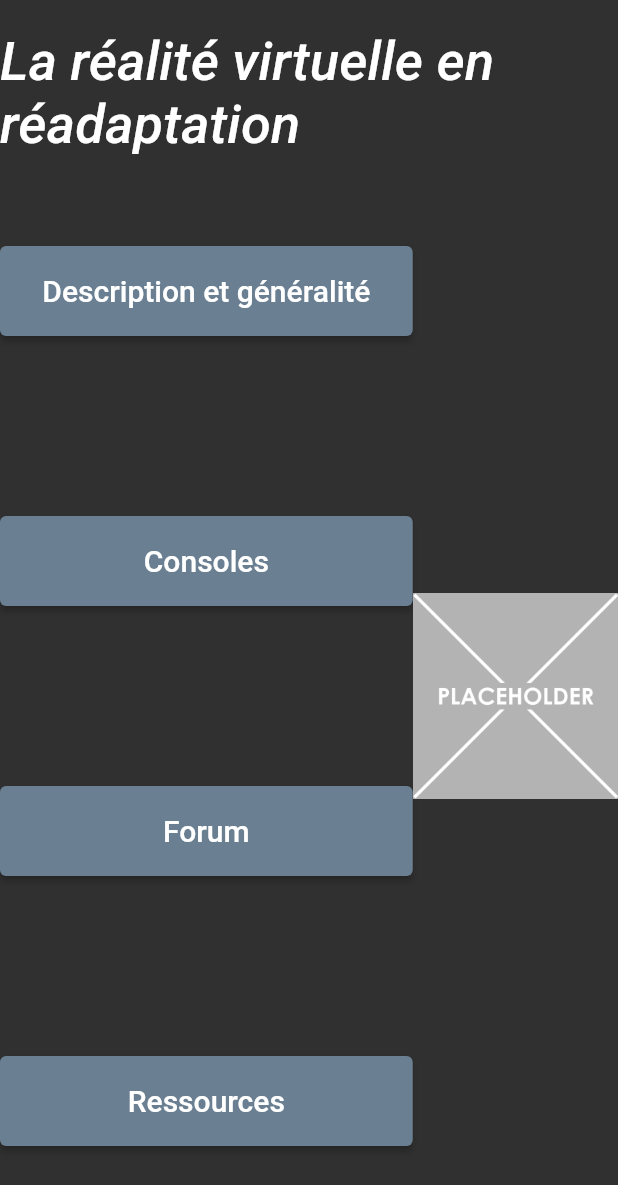
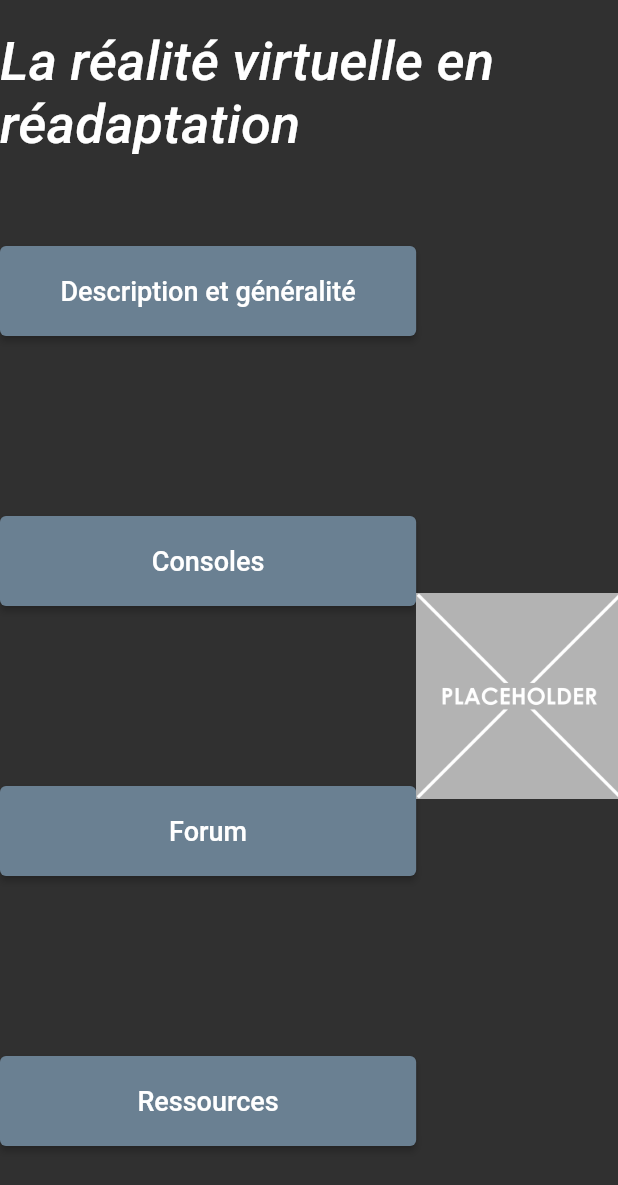
Before and after one commit to cr-crme/vr_in_rehab, a Flutter app: the screen it shows after launch, on a phone screen of 412 x 824 dp. Shown: the top 1185 px of the screen. Run offline on Flutter 3.47's test engine with Material 2 defaults, Android fonts, the phone set to English and light mode, and no system bars; Roboto replaces fonts that are missing (Hind).

Commit message:
Added page subtitles

```diff
--- a/lib/models/theme.dart
+++ b/lib/models/theme.dart
@@ -3,8 +3,9 @@
 ThemeData myTheme() {
   const textTitleSize = 36.0;
   const textSubtitleSize = 30.0;
-  const textSize = 20.0;
-  const textButtonSize = 20.0;
+  const textSubsubtitleSize = 24.0;
+  const textSize = 18.0;
+  const textButtonSize = 18.0;
 
   return ThemeData(
     brightness: Brightness.dark,
@@ -19,8 +20,9 @@
     textTheme: const TextTheme(
       titleLarge:
           TextStyle(fontSize: textTitleSize, fontStyle: FontStyle.italic),
-      titleMedium:
-          TextStyle(fontSize: textSubtitleSize, decoration: TextDecoration.underline),
+      titleMedium: TextStyle(fontSize: textSubtitleSize),
+      titleSmall: TextStyle(
+          fontSize: textSubsubtitleSize, decoration: TextDecoration.underline),
       labelLarge: TextStyle(fontSize: textButtonSize),
       bodyMedium: TextStyle(fontSize: textSize),
     ),
```
Also changed, not shown: lib/screens/consoles.dart (+14 -4 lines), lib/screens/general_screen.dart (+14 -4 lines).
